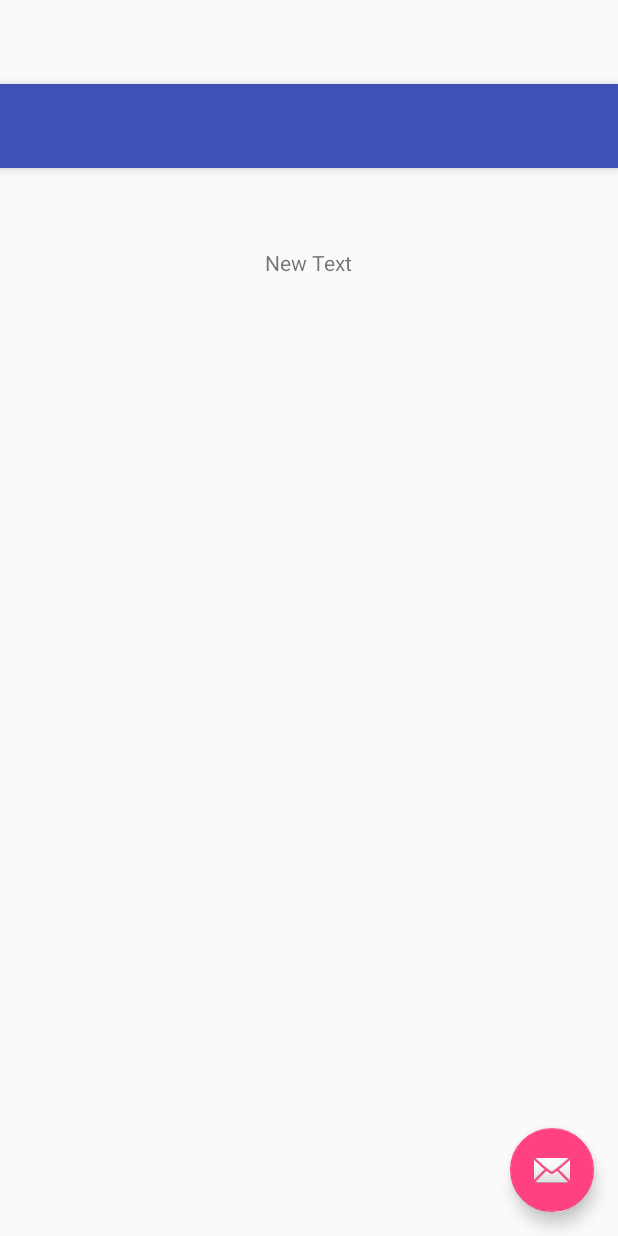
After one commit to jricha22/JeffRichardsRollCall, an Android app: the layout activity_manage_students.xml on its own in the app's theme, with its tools: preview values and no code run, on a phone screen of 412 x 824 dp. The commit adds this screen. Run offline under Robolectric (Android 15) with nearby library versions, the phone set to English and light mode, and no system bars.

Commit message:
Add activity for managing students in classes placeholder

```diff
--- /dev/null
+++ b/app/src/main/res/layout/activity_manage_students.xml
@@ -0,0 +1,34 @@
+<?xml version="1.0" encoding="utf-8"?>
+<android.support.design.widget.CoordinatorLayout xmlns:android="http://schemas.android.com/apk/res/android"
+    xmlns:app="http://schemas.android.com/apk/res-auto"
+    xmlns:tools="http://schemas.android.com/tools"
+    android:layout_width="match_parent"
+    android:layout_height="match_parent"
+    android:fitsSystemWindows="true"
+    tools:context=".view.ManageStudentsActivity">
+
+    <android.support.design.widget.AppBarLayout
+        android:layout_width="match_parent"
+        android:layout_height="wrap_content"
+        android:theme="@style/AppTheme.AppBarOverlay">
+
+        <android.support.v7.widget.Toolbar
+            android:id="@+id/toolbar"
+            android:layout_width="match_parent"
+            android:layout_height="?attr/actionBarSize"
+            android:background="?attr/colorPrimary"
+            app:popupTheme="@style/AppTheme.PopupOverlay" />
+
+    </android.support.design.widget.AppBarLayout>
+
+    <include layout="@layout/content_manage_students" />
+
+    <android.support.design.widget.FloatingActionButton
+        android:id="@+id/fab"
+        android:layout_width="wrap_content"
+        android:layout_height="wrap_content"
+        android:layout_gravity="bottom|end"
+        android:layout_margin="@dimen/fab_margin"
+        android:src="@android:drawable/ic_dialog_email" />
+
+</android.support.design.widget.CoordinatorLayout>
--- /dev/null
+++ b/app/src/main/res/layout/content_manage_students.xml
@@ -0,0 +1,23 @@
+<?xml version="1.0" encoding="utf-8"?>
+<RelativeLayout xmlns:android="http://schemas.android.com/apk/res/android"
+    xmlns:app="http://schemas.android.com/apk/res-auto"
+    xmlns:tools="http://schemas.android.com/tools"
+    android:layout_width="match_parent"
+    android:layout_height="match_parent"
+    android:paddingBottom="@dimen/activity_vertical_margin"
+    android:paddingLeft="@dimen/activity_horizontal_margin"
+    android:paddingRight="@dimen/activity_horizontal_margin"
+    android:paddingTop="@dimen/activity_vertical_margin"
+    app:layout_behavior="@string/appbar_scrolling_view_behavior"
+    tools:context=".view.ManageStudentsActivity"
+    tools:showIn="@layout/activity_manage_students">
+
+    <TextView
+        android:layout_width="wrap_content"
+        android:layout_height="wrap_content"
+        android:text="New Text"
+        android:id="@+id/lblClass"
+        android:layout_alignParentTop="true"
+        android:layout_centerHorizontal="true"
+        android:layout_marginTop="37dp" />
+</RelativeLayout>
--- a/app/src/main/res/values/strings.xml
+++ b/app/src/main/res/values/strings.xml
@@ -8,4 +8,5 @@
     <string name="delete_class">Delete Class</string>
     <string name="add_class">Add Class</string>
     <string name="manage_students">Manage Students</string>
+    <string name="title_activity_manage_students">Manage Students</string>
 </resources>
```
Also changed, not shown: app/src/main/AndroidManifest.xml (+9 -0 lines), app/src/main/java/edu/westga/jeffrichardsrollcall/model/DatabaseHandler.java (added, +119 -0 lines), app/src/main/java/edu/westga/jeffrichardsrollcall/view/MainActivity.java (+21 -9 lines), app/src/main/java/edu/westga/jeffrichardsrollcall/view/ManageActivity.java (+31 -11 lines), app/src/main/java/edu/westga/jeffrichardsrollcall/view/ManageStudentsActivity.java (added, +26 -0 lines), app/src/main/res/layout/content_manage.xml (+6 -2 lines).
